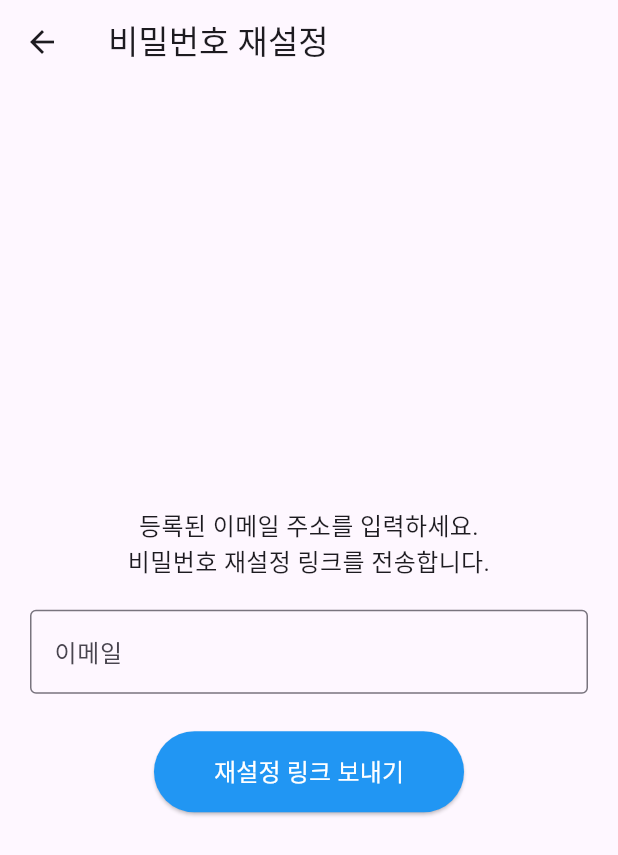
After one commit to MOK-YH/MediCheck, a Flutter app: the screen it shows after launch, after a tap on "비밀번호를 잊으셨나요?", on a phone screen of 412 x 824 dp. The commit adds this screen. Shown: the top 855 px of the screen. Run offline on Flutter 3.47's test engine with Material 3 defaults, Android fonts, the phone set to English and light mode, and no system bars; our stand-ins replace cloud_firestore, firebase_auth, firebase_core, google_sign_in; accounts and stored records are empty; generated files the repository leaves out were written again.

Commit message:
Add password reset system (Firebase Auth integration)

```diff
--- /dev/null
+++ b/lib/screens/forgot_password_screen.dart
@@ -0,0 +1,73 @@
+import 'package:firebase_auth/firebase_auth.dart';
+import 'package:flutter/material.dart';
+
+class ForgotPasswordScreen extends StatefulWidget {
+  const ForgotPasswordScreen({super.key});
+
+  @override
+  State<ForgotPasswordScreen> createState() => _ForgotPasswordScreenState();
+}
+
+class _ForgotPasswordScreenState extends State<ForgotPasswordScreen> {
+  final TextEditingController _emailController = TextEditingController();
+
+  Future<void> _resetPassword() async {
+    try {
+      await FirebaseAuth.instance
+          .sendPasswordResetEmail(email: _emailController.text.trim());
+      ScaffoldMessenger.of(context).showSnackBar(
+        const SnackBar(content: Text('비밀번호 재설정 링크가 이메일로 전송되었습니다.')),
+      );
+      Navigator.pop(context); // 로그인 화면으로 복귀
+    } on FirebaseAuthException catch (e) {
+      String message = '비밀번호 재설정 실패';
+      if (e.code == 'user-not-found') {
+        message = '등록되지 않은 이메일입니다.';
+      }
+      ScaffoldMessenger.of(context)
+          .showSnackBar(SnackBar(content: Text(message)));
+    }
+  }
+
+  @override
+  Widget build(BuildContext context) {
+    return Scaffold(
+      appBar: AppBar(title: const Text('비밀번호 재설정')),
+      body: Padding(
+        padding: const EdgeInsets.all(20.0),
+        child: Column(
+          mainAxisAlignment: MainAxisAlignment.center,
+          children: [
+            const Text(
+              '등록된 이메일 주소를 입력하세요.\n비밀번호 재설정 링크를 전송합니다.',
+              textAlign: TextAlign.center,
+              style: TextStyle(fontSize: 16),
+            ),
+            const SizedBox(height: 20),
+            TextField(
+              controller: _emailController,
+              decoration: const InputDecoration(
+                labelText: '이메일',
+                border: OutlineInputBorder(),
+              ),
+              keyboardType: TextInputType.emailAddress,
+            ),
+            const SizedBox(height: 25),
+            ElevatedButton(
+              onPressed: _resetPassword,
+              style: ElevatedButton.styleFrom(
+                backgroundColor: Colors.blue,
+                padding:
+                    const EdgeInsets.symmetric(horizontal: 40, vertical: 15),
+              ),
+              child: const Text(
+                '재설정 링크 보내기',
+                style: TextStyle(color: Colors.white, fontSize: 16),
+              ),
+            ),
+          ],
+        ),
+      ),
+    );
+  }
+}
--- a/lib/screens/login_screen.dart
+++ b/lib/screens/login_screen.dart
@@ -1,6 +1,7 @@
 import 'package:flutter/material.dart';
 import 'package:firebase_auth/firebase_auth.dart';
 import 'register_screen.dart';
+import 'forgot_password_screen.dart';
 
 class LoginScreen extends StatefulWidget {
   const LoginScreen({super.key});
@@ -61,6 +62,13 @@ class _LoginScreenState extends State<LoginScreen> {
     Navigator.push(
       context,
       MaterialPageRoute(builder: (context) => const RegisterScreen()),
+    );
+  }
+
+  void _goToForgotPassword() {
+    Navigator.push(
+      context,
+      MaterialPageRoute(builder: (context) => const ForgotPasswordScreen()),
     );
   }
 
@@ -126,6 +134,17 @@ class _LoginScreenState extends State<LoginScreen> {
                     ),
             ),
 
+            const SizedBox(height: 10),
+
+            // 비밀번호 재설정 이동
+            TextButton(
+              onPressed: _goToForgotPassword,
+              child: const Text(
+                '비밀번호를 잊으셨나요?',
+                style: TextStyle(color: Colors.grey, fontSize: 14),
+              ),
+            ),
+
             const SizedBox(height: 20),
 
             // 회원가입 이동
```
